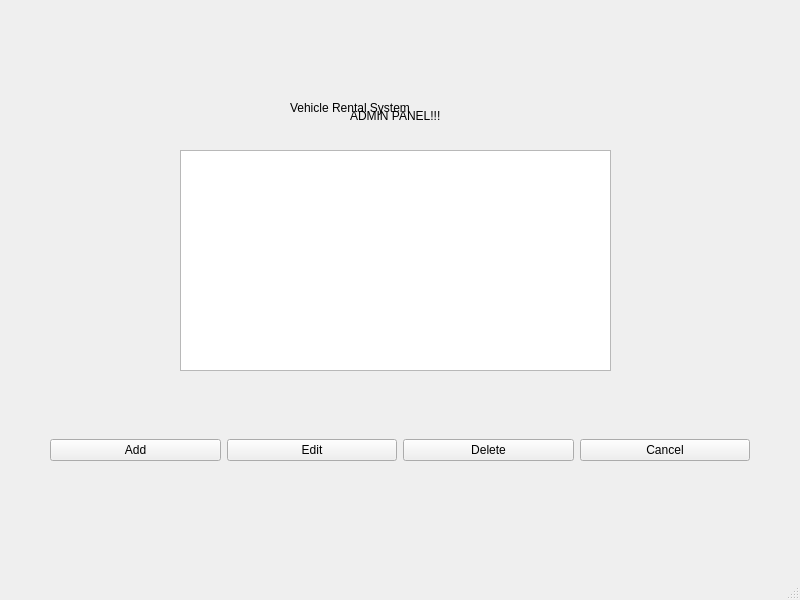
swostika77/Vehicle-Rental-System, file mainwindow.ui: the form before one commit.
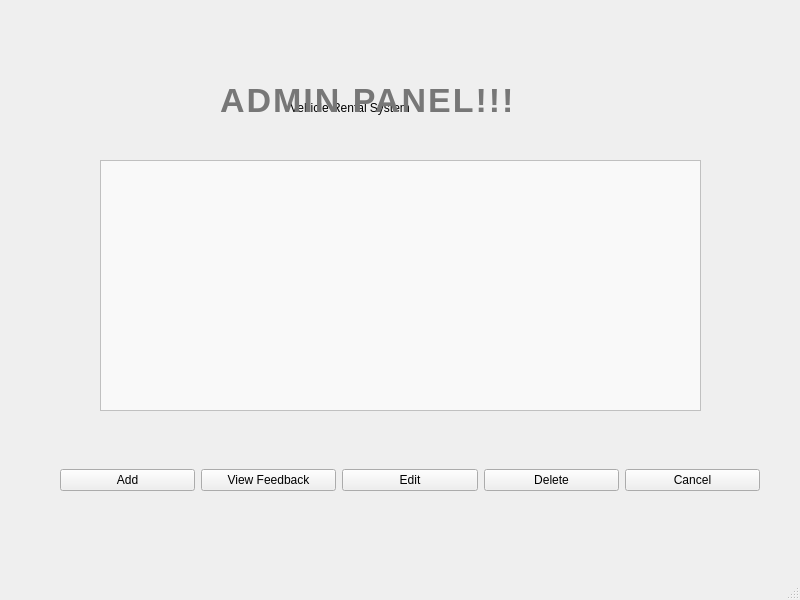
The form after the commit.

```diff
--- a/mainwindow.ui
+++ b/mainwindow.ui
@@ -43,8 +43,8 @@
    <widget class="QWidget" name="adminPanel" native="true">
     <property name="geometry">
      <rect>
-      <x>50</x>
-      <y>350</y>
+      <x>60</x>
+      <y>380</y>
       <width>700</width>
       <height>200</height>
      </rect>
@@ -57,6 +57,13 @@
        </property>
       </widget>
      </item>
+     <item>
+      <widget class="QPushButton" name="ViewFeedback">
+       <property name="text">
+        <string>View Feedback</string>
+       </property>
+      </widget>
+     </item>
      <item>
       <widget class="QPushButton" name="btnEdit">
        <property name="text">
@@ -93,22 +100,74 @@
    <widget class="QTableWidget" name="tableVehicle">
     <property name="geometry">
      <rect>
-      <x>180</x>
-      <y>150</y>
-      <width>431</width>
-      <height>221</height>
+      <x>100</x>
+      <y>160</y>
+      <width>601</width>
+      <height>251</height>
      </rect>
     </property>
+    <property name="styleSheet">
+     <string notr="true">QTableWidget {
+    background-color: #f9f9f9;  /* light neutral background */
+    color: #222222;             /* dark text */
+    font-family: Arial, sans-serif;
+    font-size: 12px;
+    gridline-color: #cccccc;    /* subtle grid lines */
+}
+
+QHeaderView::section {
+    background-color: #e1e1e1;  /* light gray headers */
+    color: #333333;             /* dark gray text */
+    padding: 4px;
+    border: 1px solid #cccccc;
+    font-weight: bold;
+}
+
+QTableWidget::item:selected {
+    background-color: #a0a0a0;  /* muted gray for selected row */
+    color: white;
+}
+
+QTableWidget::item:!selected:alternate {
+    background-color: #f4f4f4; 
+}
+
+QTableWidget::item:!selected:!alternate {
+    background-color: white;
+}
+
+QTableWidget::item {
+    border: none;
+    padding: 5px;
+}
+
+
+QHeaderView::section:focus {
+    outline: none;
+}
+</string>
+    </property>
    </widget>
    <widget class="QLabel" name="label_2">
     <property name="geometry">
      <rect>
-      <x>350</x>
-      <y>100</y>
-      <width>111</width>
-      <height>31</height>
+      <x>220</x>
+      <y>80</y>
+      <width>381</width>
+      <height>41</height>
      </rect>
     </property>
+    <property name="styleSheet">
+     <string notr="true">QLabel#label_2{
+    color:  #777777; 
+    font-size: 34px;
+    font-weight: 700;
+    font-family: &quot;Orbitron&quot;, &quot;Segoe UI&quot;, sans-serif;
+    letter-spacing: 2px;
+    qproperty-alignment: AlignCenter;
+}
+</string>
+    </property>
     <property name="text">
      <string>ADMIN PANEL!!!</string>
     </property>
```
